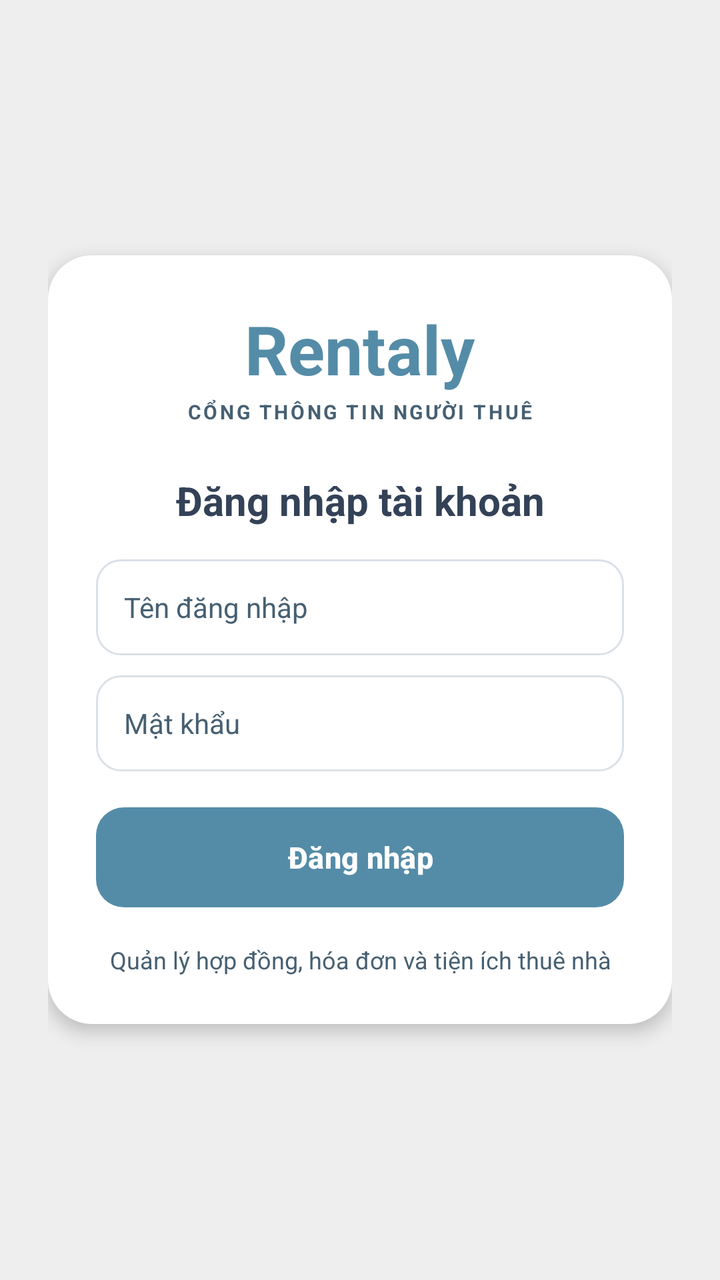
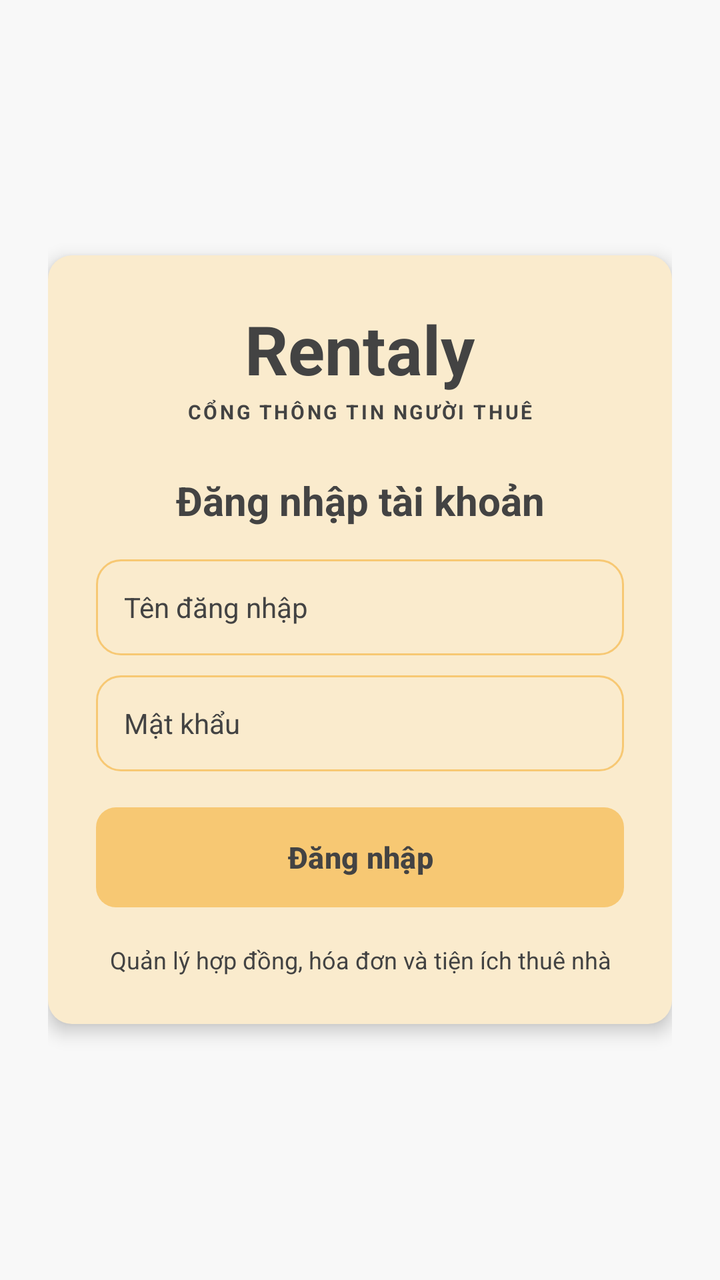

The first picture is an Android layout as it rendered before a commit; the second is the same layout after the commit. The layout source and the unified diff follow.
<!-- AndroidManifest.xml: application theme Theme.Rentaly_Managemen_Tenant_App -->
<!-- res/layout/activity_login.xml -->
<?xml version="1.0" encoding="utf-8"?>
<ScrollView xmlns:android="http://schemas.android.com/apk/res/android"
    android:id="@+id/main"
    android:layout_width="match_parent"
    android:layout_height="match_parent"
    android:background="@color/background"
    android:fillViewport="true"
    android:fitsSystemWindows="true">

    <LinearLayout
        android:layout_width="match_parent"
        android:layout_height="match_parent"
        android:gravity="center"
        android:orientation="vertical"
        android:padding="24dp">

        <LinearLayout
            android:layout_width="match_parent"
            android:layout_height="wrap_content"
            android:background="@drawable/tenant_surface_card"
            android:elevation="5dp"
            android:gravity="center_horizontal"
            android:orientation="vertical"
            android:padding="24dp">

            <TextView
                android:layout_width="wrap_content"
                android:layout_height="wrap_content"
                android:text="Rentaly"
                android:textColor="@color/primary"
                android:textSize="34sp"
                android:textStyle="bold" />

            <TextView
                android:layout_width="wrap_content"
                android:layout_height="wrap_content"
                android:layout_marginTop="2dp"
                android:letterSpacing="0.12"
                android:text="CỔNG THÔNG TIN NGƯỜI THUÊ"
                android:textColor="@color/secondary"
                android:textSize="10sp"
                android:textStyle="bold" />

            <TextView
                android:layout_width="match_parent"
                android:layout_height="wrap_content"
                android:layout_marginTop="24dp"
                android:layout_marginBottom="16dp"
                android:text="Đăng nhập tài khoản"
                android:textAlignment="center"
                android:textColor="@color/dark_navy"
                android:textSize="20sp"
                android:textStyle="bold" />

            <EditText
                android:id="@+id/tenant_username"
                android:layout_width="match_parent"
                android:layout_height="48dp"
                android:background="@drawable/tenant_input_background"
                android:hint="Tên đăng nhập"
                android:inputType="text"
                android:paddingStart="14dp"
                android:paddingEnd="14dp"
                android:singleLine="true"
                android:textColor="@color/dark_navy"
                android:textColorHint="@color/secondary"
                android:textSize="14sp" />

            <EditText
                android:id="@+id/tenant_password"
                android:layout_width="match_parent"
                android:layout_height="48dp"
                android:layout_marginTop="10dp"
                android:background="@drawable/tenant_input_background"
                android:hint="Mật khẩu"
                android:inputType="textPassword"
                android:paddingStart="14dp"
                android:paddingEnd="14dp"
                android:singleLine="true"
                android:textColor="@color/dark_navy"
                android:textColorHint="@color/secondary"
                android:textSize="14sp" />

            <TextView
                android:id="@+id/tenant_login_error"
                android:layout_width="match_parent"
                android:layout_height="wrap_content"
                android:layout_marginTop="10dp"
                android:background="@drawable/tenant_error_background"
                android:padding="12dp"
                android:textColor="@color/error"
                android:textSize="13sp"
                android:visibility="gone" />

            <ProgressBar
                android:id="@+id/tenant_login_progress"
                style="?android:attr/progressBarStyleSmall"
                android:layout_width="wrap_content"
                android:layout_height="wrap_content"
                android:layout_marginTop="12dp"
                android:indeterminateTint="@color/primary"
                android:visibility="gone" />

            <Button
                android:id="@+id/tenant_login_button"
                android:layout_width="match_parent"
                android:layout_height="50dp"
                android:layout_marginTop="18dp"
                android:background="@drawable/tenant_primary_button"
                android:text="Đăng nhập"
                android:textAllCaps="false"
                android:textColor="@color/white"
                android:textSize="15sp"
                android:textStyle="bold" />

            <TextView
                android:layout_width="match_parent"
                android:layout_height="wrap_content"
                android:layout_marginTop="18dp"
                android:text="Quản lý hợp đồng, hóa đơn và tiện ích thuê nhà"
                android:textAlignment="center"
                android:textColor="@color/secondary"
                android:textSize="12sp" />
        </LinearLayout>
    </LinearLayout>
</ScrollView>
<!-- resources referenced by this layout -->
<resources>
  <color name="background">#FFEEEEEE</color>
  <color name="dark_navy">#FF334257</color>
  <color name="error">#FFB3261E</color>
  <color name="primary">#FF548CA8</color>
  <color name="secondary">#FF476072</color>
  <color name="white">#FFFFFFFF</color>
  <!-- drawable tenant_error_background (drawable) -->
  <?xml version="1.0" encoding="utf-8"?>
  <shape xmlns:android="http://schemas.android.com/apk/res/android" android:shape="rectangle">
      <solid android:color="#FFFFF1F0" />
      <corners android:radius="12dp" />
  </shape>
  <!-- drawable tenant_input_background (drawable) -->
  <?xml version="1.0" encoding="utf-8"?>
  <shape xmlns:android="http://schemas.android.com/apk/res/android" android:shape="rectangle">
      <solid android:color="@color/white" />
      <stroke android:width="1dp" android:color="@color/outline" />
      <corners android:radius="12dp" />
  </shape>
  <!-- drawable tenant_primary_button (drawable) -->
  <?xml version="1.0" encoding="utf-8"?>
  <selector xmlns:android="http://schemas.android.com/apk/res/android">
      <item android:state_enabled="false">
          <shape android:shape="rectangle">
              <solid android:color="#FF9CB7C5" />
              <corners android:radius="14dp" />
          </shape>
      </item>
      <item android:state_pressed="true">
          <shape android:shape="rectangle">
              <solid android:color="@color/dark_navy" />
              <corners android:radius="14dp" />
          </shape>
      </item>
      <item>
          <shape android:shape="rectangle">
              <solid android:color="@color/primary" />
              <corners android:radius="14dp" />
          </shape>
      </item>
  </selector>
  <!-- drawable tenant_surface_card (drawable) -->
  <?xml version="1.0" encoding="utf-8"?>
  <shape xmlns:android="http://schemas.android.com/apk/res/android" android:shape="rectangle">
      <solid android:color="@color/surface" />
      <corners android:radius="22dp" />
  </shape>
  <style name="Theme.Rentaly_Managemen_Tenant_App" parent="Base.Theme.Rentaly_Managemen_Tenant_App" />
  <color name="outline">#FFDAE1E6</color>
  <color name="surface">#FFFFFFFF</color>
  <style name="Base.Theme.Rentaly_Managemen_Tenant_App" parent="Theme.Material3.DayNight.NoActionBar">
          <item name="colorPrimary">@color/primary</item>
          <item name="colorSecondary">@color/secondary</item>
          <item name="colorSurface">@color/surface</item>
          <item name="android:colorAccent">@color/primary</item>
          <item name="android:statusBarColor">@color/dark_navy</item>
          <item name="android:navigationBarColor">@color/dark_navy</item>
          <item name="android:windowLightStatusBar">false</item>
      </style>
</resources>

<!-- the commit's change to res/layout/activity_login.xml (unified diff, before → after) -->
@@ -27,7 +27,7 @@
                 android:layout_width="wrap_content"
                 android:layout_height="wrap_content"
                 android:text="Rentaly"
-                android:textColor="@color/primary"
+                android:textColor="@color/dark_navy"
                 android:textSize="34sp"
                 android:textStyle="bold" />
 
@@ -109,7 +109,7 @@
                 android:background="@drawable/tenant_primary_button"
                 android:text="Đăng nhập"
                 android:textAllCaps="false"
-                android:textColor="@color/white"
+                android:textColor="@color/dark_navy"
                 android:textSize="15sp"
                 android:textStyle="bold" />
 
<!-- resource entries referenced after the edit -->
@@ -1,11 +1,10 @@
 <!-- resources referenced by this layout -->
 <resources>
-  <color name="background">#FFEEEEEE</color>
-  <color name="dark_navy">#FF334257</color>
+  <color name="background">#FFF8F8F8</color>
+  <color name="dark_navy">#FF434343</color>
   <color name="error">#FFB3261E</color>
-  <color name="primary">#FF548CA8</color>
-  <color name="secondary">#FF476072</color>
-  <color name="white">#FFFFFFFF</color>
+  <color name="primary">#FFF7C873</color>
+  <color name="secondary">#FF434343</color>
   <!-- drawable tenant_error_background (drawable) -->
   <?xml version="1.0" encoding="utf-8"?>
   <shape xmlns:android="http://schemas.android.com/apk/res/android" android:shape="rectangle">
@@ -15,7 +14,7 @@
   <!-- drawable tenant_input_background (drawable) -->
   <?xml version="1.0" encoding="utf-8"?>
   <shape xmlns:android="http://schemas.android.com/apk/res/android" android:shape="rectangle">
-      <solid android:color="@color/white" />
+      <solid android:color="@color/surface" />
       <stroke android:width="1dp" android:color="@color/outline" />
       <corners android:radius="12dp" />
   </shape>
@@ -24,20 +23,20 @@
   <selector xmlns:android="http://schemas.android.com/apk/res/android">
       <item android:state_enabled="false">
           <shape android:shape="rectangle">
-              <solid android:color="#FF9CB7C5" />
-              <corners android:radius="14dp" />
+              <solid android:color="#FFE0B45F" />
+              <corners android:radius="10dp" />
           </shape>
       </item>
       <item android:state_pressed="true">
           <shape android:shape="rectangle">
               <solid android:color="@color/dark_navy" />
-              <corners android:radius="14dp" />
+              <corners android:radius="10dp" />
           </shape>
       </item>
       <item>
           <shape android:shape="rectangle">
               <solid android:color="@color/primary" />
-              <corners android:radius="14dp" />
+              <corners android:radius="10dp" />
           </shape>
       </item>
   </selector>
@@ -45,19 +44,22 @@
   <?xml version="1.0" encoding="utf-8"?>
   <shape xmlns:android="http://schemas.android.com/apk/res/android" android:shape="rectangle">
       <solid android:color="@color/surface" />
-      <corners android:radius="22dp" />
+      <corners android:radius="12dp" />
   </shape>
   <style name="Theme.Rentaly_Managemen_Tenant_App" parent="Base.Theme.Rentaly_Managemen_Tenant_App" />
-  <color name="outline">#FFDAE1E6</color>
-  <color name="surface">#FFFFFFFF</color>
+  <color name="outline">#FFF7C873</color>
+  <color name="surface">#FFFAEBCD</color>
   <style name="Base.Theme.Rentaly_Managemen_Tenant_App" parent="Theme.Material3.DayNight.NoActionBar">
           <item name="colorPrimary">@color/primary</item>
           <item name="colorSecondary">@color/secondary</item>
+          <item name="colorTertiary">@color/accent</item>
           <item name="colorSurface">@color/surface</item>
           <item name="android:colorAccent">@color/primary</item>
-          <item name="android:statusBarColor">@color/dark_navy</item>
-          <item name="android:navigationBarColor">@color/dark_navy</item>
-          <item name="android:windowLightStatusBar">false</item>
+          <item name="android:statusBarColor">@color/background</item>
+          <item name="android:navigationBarColor">@color/background</item>
+          <item name="android:windowLightStatusBar">true</item>
+          <item name="android:windowLightNavigationBar">true</item>
       </style>
+  <color name="accent">#FFF7C873</color>
 </resources>
 
